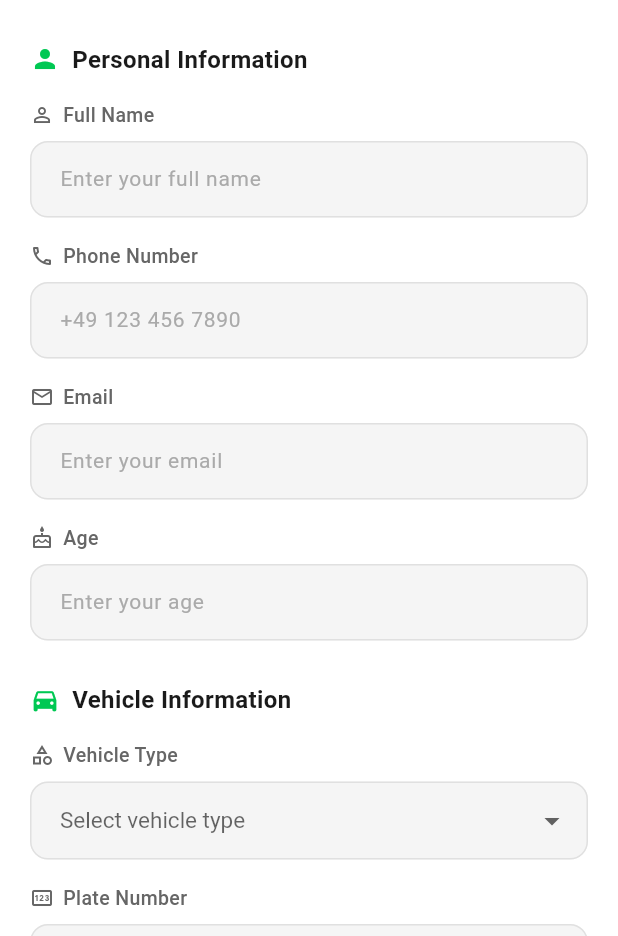
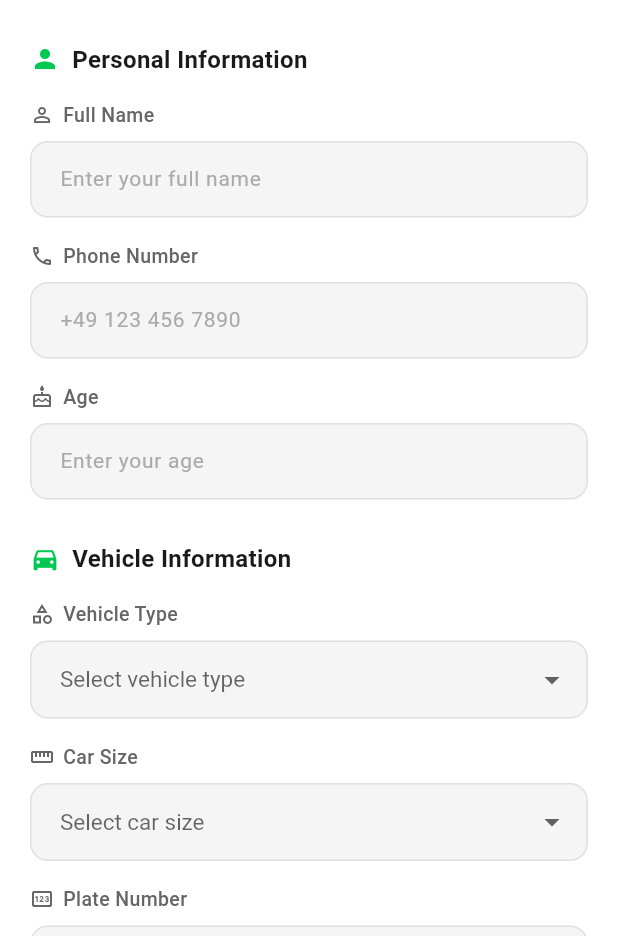
Before and after one commit to tybetogo-bot/TaybGo_driver, a Flutter app: the EditProfileScreen screen opened by its route, on a phone screen of 412 x 824 dp, the part 300-1236 px from its top. Run offline on Flutter 3.47's test engine with Material 3 defaults, Android fonts, the phone set to English and light mode, and no system bars; our stand-ins replace dio, firebase_core, firebase_messaging, flutter_local_notifications, flutter_map, flutter_secure_storage and 4 more; missing offline and left inert: tutorial_coach_mark; accounts and stored records are empty.

Commit message:
Update driver profile to match API, clean up profile screen
- Add missing API fields to model: status, roles, carSize, drivingLicense, idDocument, otherDocuments
- Update edit profile with car size, documents section; remove email (not in PATCH API)
- Simplify profile screen: show essentials only, details in edit screen
- Fix language picker overflow with scrollable DraggableScrollableSheet

Co-Authored-By: Claude Opus 4.6 <noreply@anthropic.com>

```diff
--- a/lib/core/models/driver_profile.dart
+++ b/lib/core/models/driver_profile.dart
@@ -10,8 +10,11 @@ class DriverProfile {
   final double totalEarnings;
   final bool isOnline;
   final bool isVerified;
+  final String? status; // PENDING, APPROVED, REJECTED, etc.
+  final List<String> roles;
   final String? vehicleType;
   final String? vehiclePlate;
+  final String? carSize;
   final int? age;
   final String? vehiclePlateNumber;
   final String? vehicleColor;
@@ -21,6 +24,9 @@ class DriverProfile {
   final bool acceptsFood;
   final bool acceptsShipping;
   final bool acceptsTaxi;
+  final String? drivingLicense;
+  final String? idDocument;
+  final String? otherDocuments;
   final DateTime? createdAt;
 
   DriverProfile({
@@ -35,8 +41,11 @@ class DriverProfile {
     this.totalEarnings = 0.0,
     this.isOnline = false,
     this.isVerified = false,
+    this.status,
+    this.roles = const [],
     this.vehicleType,
     this.vehiclePlate,
+    this.carSize,
     this.age,
     this.vehiclePlateNumber,
     this.vehicleColor,
@@ -46,6 +55,9 @@ class DriverProfile {
     this.acceptsFood = false,
     this.acceptsShipping = false,
     this.acceptsTaxi = false,
+    this.drivingLicense,
+    this.idDocument,
+    this.otherDocuments,
     this.createdAt,
   });
 
@@ -85,6 +97,15 @@ class DriverProfile {
       }
     }
 
+    // Parse roles
+    final rolesList = <String>[];
+    final rolesRaw = json['roles'];
+    if (rolesRaw is List) {
+      for (final r in rolesRaw) {
+        if (r is String) rolesList.add(r);
+      }
+    }
+
     return DriverProfile(
       id: json['id'] ?? user['id'] ?? 0,
       firstName: firstName,
@@ -97,8 +118,11 @@ class DriverProfile {
       totalEarnings: _parseDouble(json['total_earnings'] ?? json['earnings']),
       isOnline: json['is_online'] ?? false,
       isVerified: json['is_verified'] ?? json['verified'] ?? json['status'] == 'APPROVED',
+      status: json['status'] as String?,
+      roles: rolesList,
       vehicleType: json['vehicle_type'],
       vehiclePlate: json['vehicle_plate'] ?? json['license_plate'],
+      carSize: json['car_size'] as String?,
       age: _parseInt(json['age']),
       vehiclePlateNumber: json['vehicle_plate_number'],
       vehicleColor: json['vehicle_color'],
@@ -108,6 +132,9 @@ class DriverProfile {
       acceptsFood: json['accepts_food'] ?? false,
       acceptsShipping: json['accepts_shipping'] ?? false,
       acceptsTaxi: json['accepts_taxi'] ?? false,
+      drivingLicense: json['driving_license'] as String?,
+      idDocument: json['id_document'] as String?,
+      otherDocuments: json['other_documents'] as String?,
       createdAt: _parseDateTime(json['created_at'] ?? user['date_joined']),
     );
   }
@@ -134,8 +161,11 @@ class DriverProfile {
     double? totalEarnings,
     bool? isOnline,
     bool? isVerified,
+    String? status,
+    List<String>? roles,
     String? vehicleType,
     String? vehiclePlate,
+    String? carSize,
     int? age,
     String? vehiclePlateNumber,
     String? vehicleColor,
@@ -145,6 +175,9 @@ class DriverProfile {
     bool? acceptsFood,
     bool? acceptsShipping,
     bool? acceptsTaxi,
+    String? drivingLicense,
+    String? idDocument,
+    String? otherDocuments,
     DateTime? createdAt,
   }) {
     return DriverProfile(
@@ -159,8 +192,11 @@ class DriverProfile {
       totalEarnings: totalEarnings ?? this.totalEarnings,
       isOnline: isOnline ?? this.isOnline,
       isVerified: isVerified ?? this.isVerified,
+      status: status ?? this.status,
+      roles: roles ?? this.roles,
       vehicleType: vehicleType ?? this.vehicleType,
       vehiclePlate: vehiclePlate ?? this.vehiclePlate,
+      carSize: carSize ?? this.carSize,
       age: age ?? this.age,
       vehiclePlateNumber: vehiclePlateNumber ?? this.vehiclePlateNumber,
       vehicleColor: vehicleColor ?? this.vehicleColor,
@@ -170,6 +206,9 @@ class DriverProfile {
       acceptsFood: acceptsFood ?? this.acceptsFood,
       acceptsShipping: acceptsShipping ?? this.acceptsShipping,
       acceptsTaxi: acceptsTaxi ?? this.acceptsTaxi,
+      drivingLicense: drivingLicense ?? this.drivingLicense,
+      idDocument: idDocument ?? this.idDocument,
+      otherDocuments: otherDocuments ?? this.otherDocuments,
       createdAt: createdAt ?? this.createdAt,
     );
   }
--- a/lib/core/services/driver_service.dart
+++ b/lib/core/services/driver_service.dart
@@ -67,9 +67,9 @@ class DriverService {
   Future<void> updateUserProfile({
     String? name,
     String? phone,
-    String? email,
     int? age,
     String? vehicleType,
+    String? carSize,
     String? vehiclePlateNumber,
     String? vehicleColor,
     String? vehicleMake,
@@ -78,14 +78,17 @@ class DriverService {
     bool? acceptsFood,
     bool? acceptsShipping,
     bool? acceptsTaxi,
+    String? drivingLicense,
+    String? idDocument,
+    String? otherDocuments,
   }) async {
     try {
       final data = <String, dynamic>{};
       if (name != null) data['name'] = name;
       if (phone != null) data['phone'] = phone;
-      if (email != null) data['email'] = email;
       if (age != null) data['age'] = age;
       if (vehicleType != null) data['vehicle_type'] = vehicleType;
+      if (carSize != null) data['car_size'] = carSize;
       if (vehiclePlateNumber != null) data['vehicle_plate_number'] = vehiclePlateNumber;
       if (vehicleColor != null) data['vehicle_color'] = vehicleColor;
       if (vehicleMake != null) data['vehicle_make'] = vehicleMake;
@@ -94,6 +97,9 @@ class DriverService {
       if (acceptsFood != null) data['accepts_food'] = acceptsFood;
       if (acceptsShipping != null) data['accepts_shipping'] = acceptsShipping;
       if (acceptsTaxi != null) data['accepts_taxi'] = acceptsTaxi;
+      if (drivingLicense != null) data['driving_license'] = drivingLicense;
+      if (idDocument != null) data['id_document'] = idDocument;
+      if (otherDocuments != null) data['other_documents'] = otherDocuments;
 
       debugPrint('[DriverService] === UPDATE USER PROFILE REQUEST ===');
       debugPrint('[DriverService] Endpoint: ${ApiConstants.driverProfile}');
--- a/lib/features/profile/screens/edit_profile_screen.dart
+++ b/lib/features/profile/screens/edit_profile_screen.dart
@@ -18,7 +18,6 @@ class _EditProfileScreenState extends State<EditProfileScreen> {
 
   // Personal info controllers
   late TextEditingController _nameController;
-  late TextEditingController _emailController;
   late TextEditingController _phoneController;
   late TextEditingController _ageController;
 
@@ -29,13 +28,19 @@ class _EditProfileScreenState extends State<EditProfileScreen> {
   late TextEditingController _vehicleModelController;
   late TextEditingController _vehicleYearController;
 
+  // Document controllers
+  late TextEditingController _drivingLicenseController;
+  late TextEditingController _idDocumentController;
+  late TextEditingController _otherDocumentsController;
+
   // Service toggles
   late bool _acceptsFood;
   late bool _acceptsShipping;
   late bool _acceptsTaxi;
 
-  // Vehicle type
+  // Vehicle type & car size
   String? _selectedVehicleType;
+  String? _selectedCarSize;
 
   bool _isSaving = false;
 
@@ -46,7 +51,6 @@ class _EditProfileScreenState extends State<EditProfileScreen> {
 
     // Initialize personal info
     _nameController = TextEditingController(text: profile?.fullName ?? '');
-    _emailController = TextEditingController(text: profile?.email ?? '');
     _phoneController = TextEditingController(text: profile?.phone ?? '');
     _ageController = TextEditingController(
       text: profile?.age != null && profile!.age! > 0 ? profile.age.toString() : '',
@@ -54,6 +58,7 @@ class _EditProfileScreenState extends State<EditProfileScreen> {
 
     // Initialize vehicle info
     _selectedVehicleType = profile?.vehicleType;
+    _selectedCarSize = profile?.carSize;
     _vehiclePlateNumberController = TextEditingController(
       text: profile?.vehiclePlateNumber ?? '',
     );
@@ -66,6 +71,11 @@ class _EditProfileScreenState extends State<EditProfileScreen> {
           : '',
     );
 
+    // Initialize document controllers
+    _drivingLicenseController = TextEditingController(text: profile?.drivingLicense ?? '');
+    _idDocumentController = TextEditingController(text: profile?.idDocument ?? '');
+    _otherDocumentsController = TextEditingController(text: profile?.otherDocuments ?? '');
+
     // Initialize service toggles
     _acceptsFood = profile?.acceptsFood ?? false;
     _acceptsShipping = profile?.acceptsShipping ?? false;
@@ -75,7 +85,6 @@ class _EditProfileScreenState extends State<EditProfileScreen> {
   @override
   void dispose() {
     _nameController.dispose();
-    _emailController.dispose();
     _phoneController.dispose();
     _ageController.dispose();
     _vehiclePlateNumberController.dispose();
@@ -83,6 +92,9 @@ class _EditProfileScreenState extends State<EditProfileScreen> {
     _vehicleMakeController.dispose();
     _vehicleModelController.dispose();
     _vehicleYearController.dispose();
+    _drivingLicenseController.dispose();
+    _idDocumentController.dispose();
+    _otherDocumentsController.dispose();
     super.dispose();
   }
 
@@ -97,9 +109,9 @@ class _EditProfileScreenState extends State<EditProfileScreen> {
     final success = await driverProvider.updateUserProfile(
       name: _nameController.text.trim().isNotEmpty ? _nameController.text.trim() : null,
       phone: _phoneController.text.trim().isNotEmpty ? _phoneController.text.trim() : null,
-      email: _emailController.text.trim().isNotEmpty ? _emailController.text.trim() : null,
       age: _ageController.text.trim().isNotEmpty ? int.tryParse(_ageController.text.trim()) : null,
       vehicleType: _selectedVehicleType,
+      carSize: _selectedCarSize,
       vehiclePlateNumber: _vehiclePlateNumberController.text.trim().isNotEmpty
           ? _vehiclePlateNumberController.text.trim()
           : null,
@@ -118,6 +130,15 @@ class _EditProfileScreenState extends State<EditProfileScreen> {
       acceptsFood: _acceptsFood,
       acceptsShipping: _acceptsShipping,
       acceptsTaxi: _acceptsTaxi,
+      drivingLicense: _drivingLicenseController.text.trim().isNotEmpty
+          ? _drivingLicenseController.text.trim()
+          : null,
+      idDocument: _idDocumentController.text.trim().isNotEmpty
+          ? _idDocumentController.text.trim()
+          : null,
+      otherDocuments: _otherDocumentsController.text.trim().isNotEmpty
+          ? _otherDocumentsController.text.trim()
+          : null,
     );
 
     if (!mounted) return;
@@ -285,30 +306,6 @@ class _EditProfileScreenState extends State<EditProfileScreen> {
 
               const SizedBox(height: 16),
 
-              // Email
-              _buildFieldLabel(Icons.email_outlined, l10n.email, secondaryColor),
-              const SizedBox(height: 8),
-              _buildTextField(
-                controller: _emailController,
-                hint: l10n.enterEmail,
-                keyboardType: TextInputType.emailAddress,
-                surfaceColor: surfaceColor,
-                borderColor: borderColor,
-                textColor: textColor,
-                hintColor: hintColor,
-                validator: (value) {
-                  if (value != null && value.trim().isNotEmpty) {
-                    final emailRegex = RegExp(r'^[^@]+@[^@]+\.[^@]+$');
-                    if (!emailRegex.hasMatch(value.trim())) {
-                      return l10n.enterEmail;
-                    }
-                  }
-                  return null;
-                },
-              ),
-
-              const SizedBox(height: 16),
-
               // Age
               _buildFieldLabel(Icons.cake_outlined, 'Age', secondaryColor),
               const SizedBox(height: 8),
@@ -342,6 +339,24 @@ class _EditProfileScreenState extends State<EditProfileScreen> {
                 hint: 'Select vehicle type',
                 onChanged: (value) {
                   setState(() => _selectedVehicleType = value);
+                },
+                surfaceColor: surfaceColor,
+                borderColor: borderColor,
+                textColor: textColor,
+                hintColor: hintColor,
+              ),
+
+              const SizedBox(height: 16),
+
+              // Car Size Dropdown
+              _buildFieldLabel(Icons.straighten_outlined, 'Car Size', secondaryColor),
+              const SizedBox(height: 8),
+              _buildDropdown(
+                value: _selectedCarSize,
+                items: ['X', 'S', 'M', 'L', 'XL'],
+                hint: 'Select car size',
+                onChanged: (value) {
+                  setState(() => _selectedCarSize = value);
                 },
                 surfaceColor: surfaceColor,
                 borderColor: borderColor,
@@ -459,6 +474,56 @@ class _EditProfileScreenState extends State<EditProfileScreen> {
                 (value) => setState(() => _acceptsTaxi = value),
                 surfaceColor,
                 textColor,
+              ),
+
+              const SizedBox(height: 28),
+
+              // Documents Section
+              _buildSectionHeader(
+                l10n.documents,
+                Icons.description_outlined,
+                textColor,
+              ),
+              const SizedBox(height: 16),
+
+              // Driving License
+              _buildFieldLabel(Icons.drive_eta_outlined, 'Driving License', secondaryColor),
+              const SizedBox(height: 8),
+              _buildTextField(
+                controller: _drivingLicenseController,
+                hint: 'Enter driving license number or URL',
+                surfaceColor: surfaceColor,
+                borderColor: borderColor,
+                textColor: textColor,
+                hintColor: hintColor,
+              ),
+
+              const SizedBox(height: 16),
+
+              // ID Document
+              _buildFieldLabel(Icons.badge_outlined, 'ID Document', secondaryColor),
+              const SizedBox(height: 8),
+              _buildTextField(
+                controller: _idDocumentController,
+                hint: 'Enter ID document number or URL',
+                surfaceColor: surfaceColor,
+                borderColor: borderColor,
+                textColor: textColor,
+                hintColor: hintColor,
+              ),
+
+              const SizedBox(height: 16),
+
+              // Other Documents
+              _buildFieldLabel(Icons.folder_outlined, 'Other Documents', secondaryColor),
+              const SizedBox(height: 8),
+              _buildTextField(
+                controller: _otherDocumentsController,
+                hint: 'Enter other document details or URL',
+                surfaceColor: surfaceColor,
+                borderColor: borderColor,
+                textColor: textColor,
+                hintColor: hintColor,
               ),
 
               const SizedBox(height: 36),
```
Also changed, not shown: lib/core/providers/driver_provider.dart (+8 -2 lines), lib/features/profile/screens/profile_screen.dart (+103 -37 lines).
